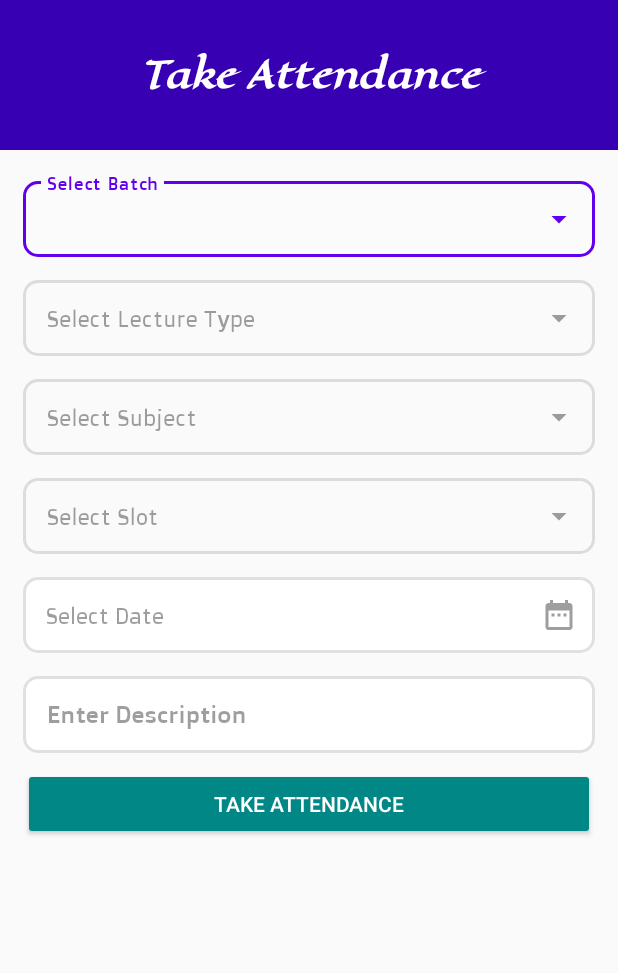
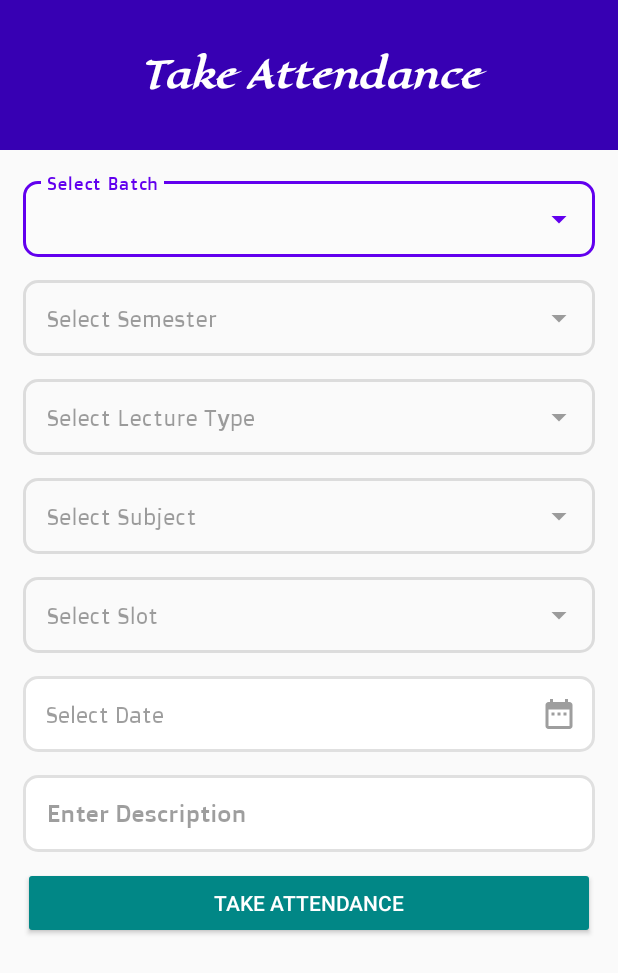
Before and after one commit to kirankumar-lab/StudentAttendanceManagement, an Android app: the layout activity_take_attendance.xml on its own in the app's theme, with its tools: preview values and no code run, on a phone screen of 412 x 824 dp. Shown: the top 973 px of the screen. Run offline under Robolectric (Android 15) with nearby library versions, the light colour scheme and no system bars.

Commit message:
Update Take Attendance Java

```diff
--- a/app/src/main/res/layout/activity_take_attendance.xml
+++ b/app/src/main/res/layout/activity_take_attendance.xml
@@ -56,6 +56,34 @@
 
                 <AutoCompleteTextView
                     android:id="@+id/actvSelectBatch"
+                    android:layout_width="match_parent"
+                    android:layout_height="wrap_content"
+                    android:editable="false"
+                    android:fontFamily="@font/doppio_one"
+                    android:padding="15dp"
+                    android:textSize="15sp" />
+
+            </com.google.android.material.textfield.TextInputLayout>
+
+            <com.google.android.material.textfield.TextInputLayout
+                android:id="@+id/tilSemester"
+                style="@style/Widget.MaterialComponents.TextInputLayout.OutlinedBox.ExposedDropdownMenu"
+                android:layout_width="match_parent"
+                android:layout_height="wrap_content"
+                android:layout_marginTop="10dp"
+                android:hint="@string/select_semester"
+                app:boxCornerRadiusBottomEnd="10dp"
+                app:boxCornerRadiusBottomStart="10dp"
+                android:enabled="false"
+
+                app:boxCornerRadiusTopEnd="10dp"
+                app:boxCornerRadiusTopStart="10dp"
+                app:boxStrokeWidth="2dp"
+                app:hintAnimationEnabled="true"
+                app:hintEnabled="true">
+
+                <AutoCompleteTextView
+                    android:id="@+id/actvSelectSemester"
                     android:layout_width="match_parent"
                     android:layout_height="wrap_content"
                     android:editable="false"
```
Also changed, not shown: app/src/main/java/com/pss/myapplication/TakeAttendance.java (+130 -20 lines), app/src/main/java/com/pss/myapplication/dbSAMS.java (+15 -5 lines), app/src/main/res/layout/activity_take_attendance_p.xml (deleted, +0 -16 lines).
